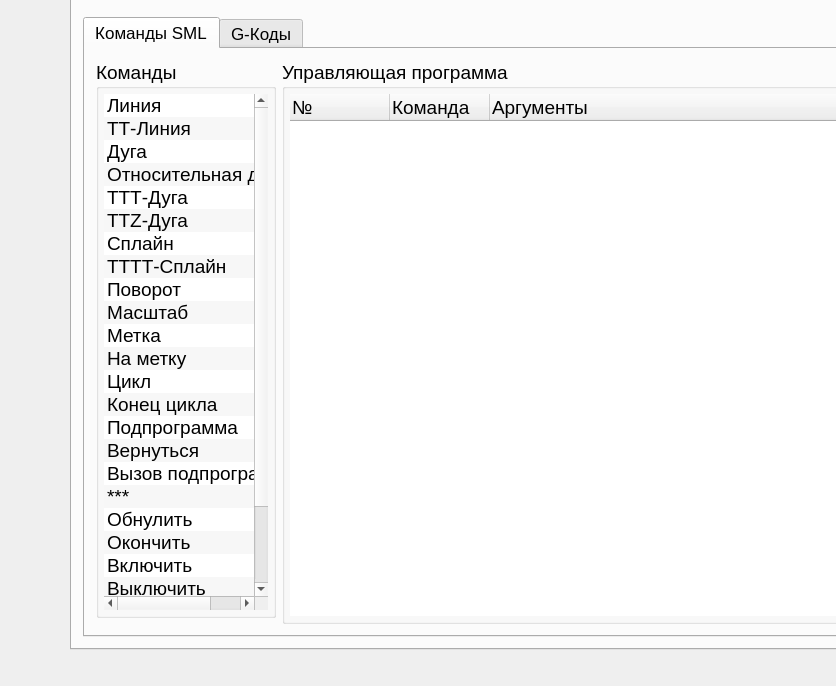
Above: KAMEditor/gui/mainwindow.ui from Xtail96/SML before the change; both pictures show x 0 to 836 and y 99 to 785 of the 1507 by 785 pixel window. Below: the same form after it.
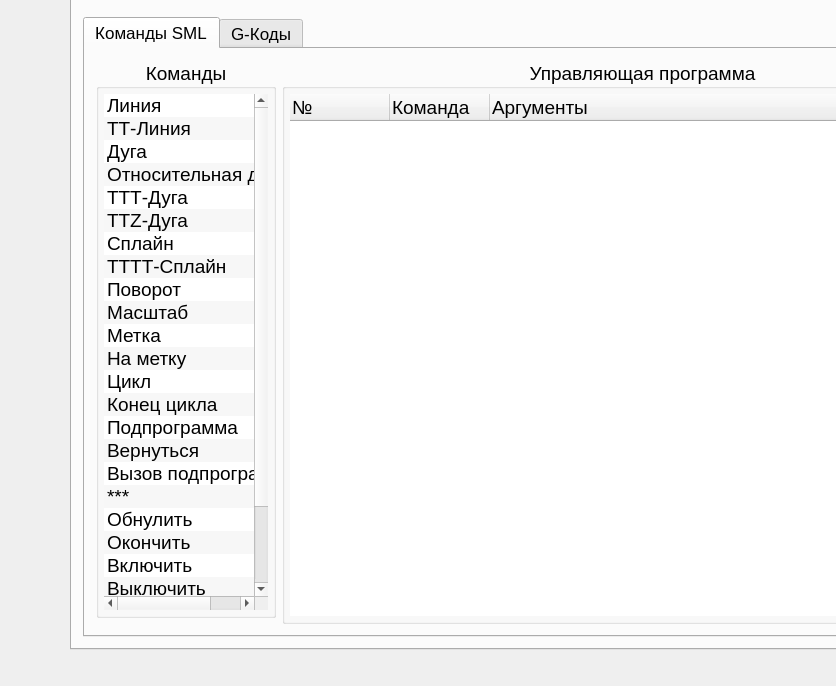
That is the form after the change. The open tabs and pages were chosen to show the change. Icons and pictures are not drawn. Custom widgets are drawn as their Qt base class.

Commit message: Редактор переведен на flat стиль

Diff of the .ui file:
```diff
--- a/KAMEditor/gui/mainwindow.ui
+++ b/KAMEditor/gui/mainwindow.ui
@@ -135,6 +135,12 @@
               <property name="title">
                <string>Команды</string>
               </property>
+              <property name="alignment">
+               <set>Qt::AlignCenter</set>
+              </property>
+              <property name="flat">
+               <bool>true</bool>
+              </property>
               <layout class="QVBoxLayout" name="verticalLayout_19">
                <property name="leftMargin">
                 <number>5</number>
@@ -341,8 +347,11 @@
               <property name="title">
                <string>Управляющая программа</string>
               </property>
+              <property name="alignment">
+               <set>Qt::AlignCenter</set>
+              </property>
               <property name="flat">
-               <bool>false</bool>
+               <bool>true</bool>
               </property>
               <property name="checkable">
                <bool>false</bool>
```
